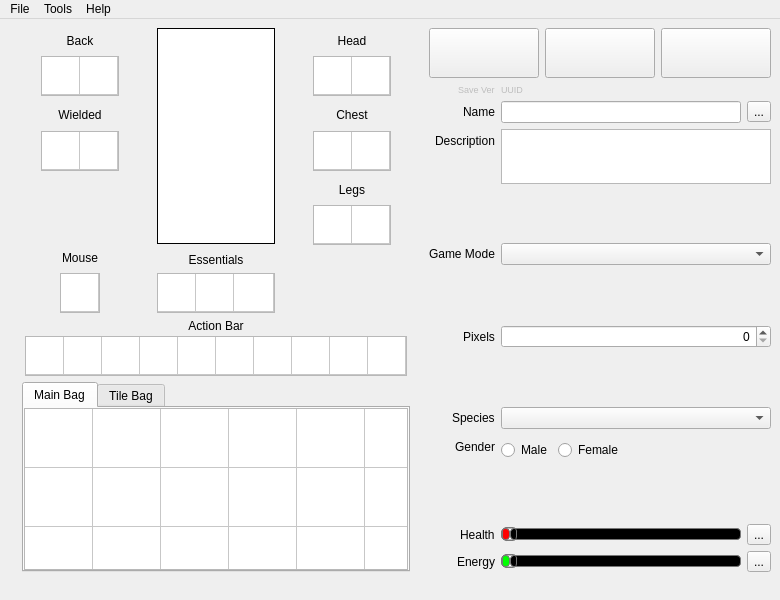
This is starcheat/templates/MainWindow.ui in wizzomafizzo/starcheat as Qt 5 draws it before an edit. The edited form follows.
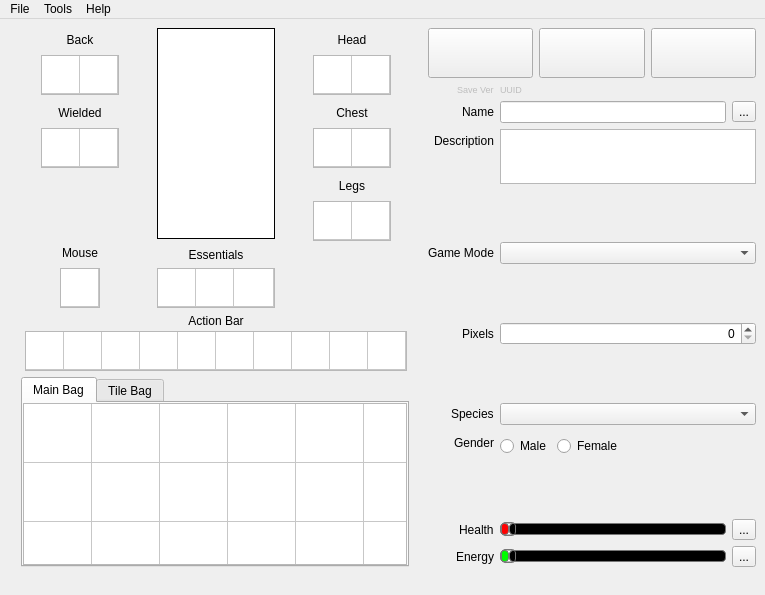
This is the edited form. Icons and pictures are not drawn.

Commit message: Resize mainwindow

```diff
--- a/starcheat/templates/MainWindow.ui
+++ b/starcheat/templates/MainWindow.ui
@@ -6,8 +6,8 @@
    <rect>
     <x>0</x>
     <y>0</y>
-    <width>780</width>
-    <height>600</height>
+    <width>765</width>
+    <height>595</height>
    </rect>
   </property>
   <property name="windowTitle">
@@ -2179,7 +2179,7 @@
     <rect>
      <x>0</x>
      <y>0</y>
-     <width>780</width>
+     <width>765</width>
      <height>31</height>
     </rect>
    </property>
```
